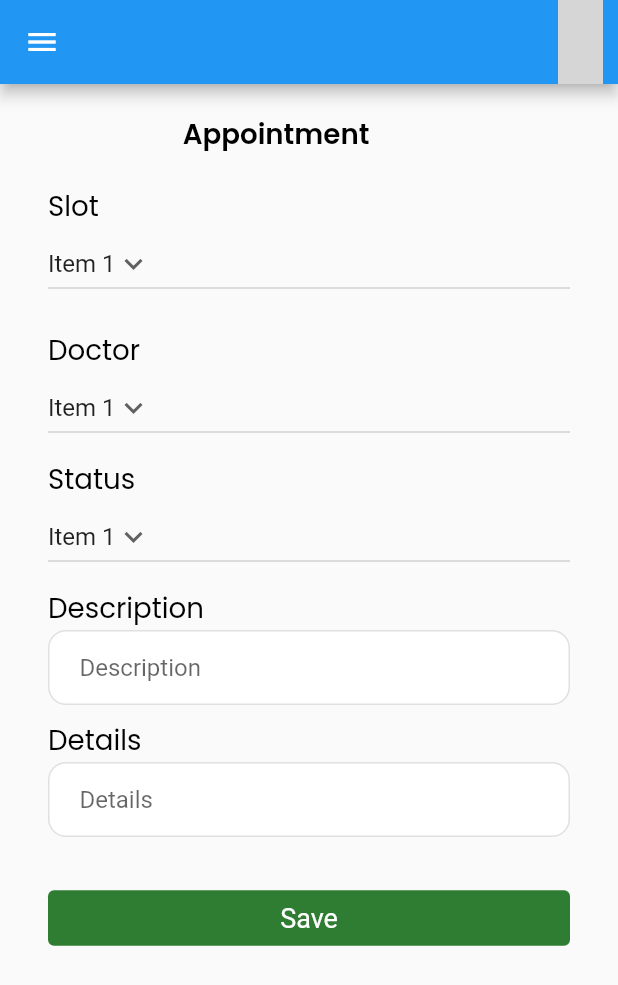
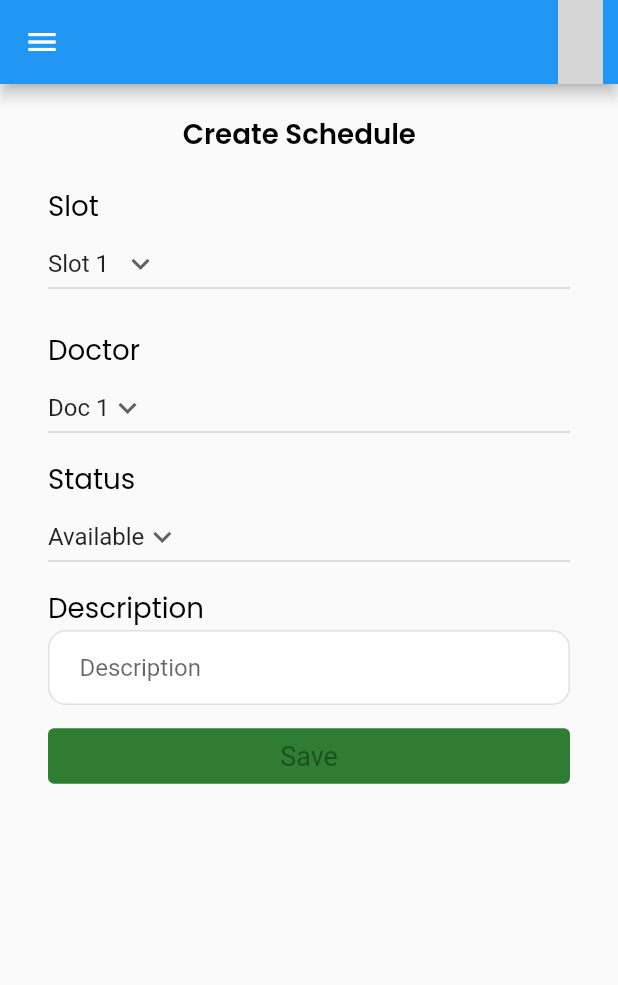
Before and after one commit to shaniyafernando/vet_me, a Flutter app: the CreateSchedule screen opened directly, on a phone screen of 412 x 824 dp. Shown: the top 985 px of the screen. Run offline on Flutter 3.47's test engine with Material 2 defaults, Android fonts, the phone set to English and light mode, and no system bars; our stand-ins replace cloud_firestore, dropdown_textfield, firebase_auth, firebase_core, get, google_fonts and 6 more; missing offline and left inert: dart:html, draggable_fab, flutter_advanced_avatar, geoflutterfire2; accounts and stored records are empty; statements that could not run were skipped; grey boxes are pictures that could not be loaded.

Commit message:
Schedule creator

```diff
--- /dev/null
+++ b/lib/repos/scheduleRepo.dart
@@ -0,0 +1,38 @@
+
+import 'package:cloud_firestore/cloud_firestore.dart';
+import 'package:get/get.dart';
+import 'package:flutter/material.dart';
+import 'package:mad_cw2_vet_me/controllers/WriteDoctor.dart';
+
+import '../models/slotModel.dart';
+
+
+class SlotRepo extends GetxController{
+  static SlotRepo get instance => Get.find();
+
+//  poiting the DB to firebase
+
+//  prive _db
+
+final _dbs = FirebaseFirestore.instance;
+
+createSlot(SlotModel slot)async{
+  await _dbs.collection("schedule").add(slot.toJson())
+      .whenComplete(() => Get.snackbar("Success", "Your slot has been created.",
+  snackPosition: SnackPosition.BOTTOM,
+  backgroundColor: Colors.green.withOpacity(0.1),
+  colorText: Colors.green),
+  )
+      .catchError((error, stackTrace){
+        Get.snackbar("Error", "Schedule creation failed",
+            snackPosition: SnackPosition.BOTTOM,
+            backgroundColor: Colors.redAccent.withOpacity(0.1),
+            colorText: Colors.red);
+        print(error.toString());
+
+
+  });
+}
+
+
+}
--- a/lib/screens/clinic/create-schedule.dart
+++ b/lib/screens/clinic/create-schedule.dart
@@ -1,3 +1,4 @@
+
 import 'package:flutter/material.dart';
 import '../../utils.dart';
 import '../widgets/profile-avatar.dart';
@@ -13,6 +14,11 @@
 }
 
 class _CreateScheduleState extends State<CreateSchedule> {
+   late String _slotNo;
+
+   final slotNo = TextEditingController();
+   final doctor = TextEditingController();
+
 
   //variables
   final TextEditingController _descriptionController = TextEditingController();
@@ -21,14 +27,26 @@
   bool ch1 = false;
   bool ch2 = false;
 
-  String dropdownvalue = 'Item 1';
-  var items = [
-    'Item 1',
-    'Item 2',
-    'Item 3',
-    'Item 4',
-    'Item 5',
+  final _formKey = GlobalKey<FormState>();
+
+  String dropdownvalue = 'Slot 1';
+  var slotItem = [
+    'Slot 1',
+    'Slot 2',
+    'Slot 3',
+    'Slot 4',
+    'Slot 6',
+    'Slot 7',
+    'Slot 8',
+    'Slot 9',
+    'Slot 10',
   ];
+
+  String dropDownDoc = 'Doc 1';
+  var docList = ['Doc 1', 'doc 2','Doc3'];
+
+  String statusDrop = 'Available';
+  var statusList = ['Available', 'pending', 'cancelld'];
 
 
   @override
@@ -56,10 +74,12 @@
             height: 20.0,
           ),
 
-          Container(
+          Form(
+            key: _formKey,
+            child: Container(
               margin: EdgeInsets.fromLTRB(85*fem, 0*fem, 0*fem, 0*fem),
               child: Text(
-              'Appointment',
+                'Create Schedule',
                 style: SafeGoogleFont (
                   'Poppins',
                   fontSize: 18*ffem,
@@ -68,12 +88,15 @@
                 ),
               ),
             ),
+          ),
           const SizedBox(
             height: 20.0,
           ),
 
+          //Slot ----------------------------
           Text(
             'Slot',
+
             style: SafeGoogleFont (
               'Poppins',
               fontSize: 18*ffem,
@@ -83,7 +106,7 @@
           DropdownButton(
               value: dropdownvalue,
               icon: const Icon(Icons.keyboard_arrow_down),
-              items: items.map((String items) {
+              items: slotItem.map((String items) {
                 return DropdownMenuItem(
                   value: items,
                   child: Text(items),
@@ -100,45 +123,8 @@
             height: 20.0,
           ),
 
-          // Text(
-          //   'Time',
-          //   style: SafeGoogleFont (
-          //     'Poppins',
-          //     fontSize: 18*ffem,
-          //     color: const Color(0xff000000),
-          //   ),
-          // ),
-          // Row(
-          //   children: [
-          //     Checkbox(
-          //       value: ch1,
-          //       onChanged: (val) {
-          //         setState(() {
-          //           ch1 = val!;
-          //         });
-          //       },
-          //     ),
-          //     const Text("09.00 - 12.00"),
-          //   ],
-          // ),
-          // Row(
-          //   children: [
-          //     Checkbox(
-          //       value: ch2,
-          //       onChanged: (val) {
-          //         setState(() {
-          //           ch2 = val!;
-          //         });
-          //       },
-          //     ),
-          //     const Text("13.00 - 15.00"),
-          //   ],
-          // ),
-          //
-          // const SizedBox(
-          //   height: 10.0,
-          // ),
 
+          ////Doctor ----------------------------
           Text(
             'Doctor',
             style: SafeGoogleFont (
@@ -148,17 +134,17 @@
             ),
           ),
           DropdownButton(
-              value: dropdownvalue,
+              value: dropDownDoc,
               icon: const Icon(Icons.keyboard_arrow_down),
-              items: items.map((String items) {
+              items: docList.map((String docList) {
                 return DropdownMenuItem(
-                  value: items,
-                  child: Text(items),
+                  value: docList,
+                  child: Text(docList),
                 );
               }).toList(),
-              onChanged: (String? newValue){
+              onChanged: (String? newDocValue){
                 setState(() {
-                  dropdownvalue = newValue!;
+                  dropDownDoc = newDocValue!;
                 });
               }
           ),
@@ -166,7 +152,7 @@
             height: 10.0,
           ),
 
-
+          ////Status ----------------------------
           Text(
             'Status',
             style: SafeGoogleFont (
@@ -176,23 +162,26 @@
             ),
           ),
           DropdownButton(
-              value: dropdownvalue,
+              value: statusDrop,
               icon: const Icon(Icons.keyboard_arrow_down),
-              items: items.map((String items) {
+              items: statusList.map((String statusList) {
                 return DropdownMenuItem(
-                  value: items,
-                  child: Text(items),
+                  value: statusList,
+                  child: Text(statusList),
                 );
               }).toList(),
-              onChanged: (String? newValue){
+              onChanged: (String? newStValue){
                 setState(() {
-                  dropdownvalue = newValue!;
+                  statusDrop = newStValue!;
                 });
               }
           ),
           const SizedBox(
             height: 10.0,
           ),
+
+
+          ////Description ----------------------------
 
           Text(
             'Description',
@@ -210,29 +199,31 @@
             height: 10.0,
           ),
 
-
-          Text(
-            'Details',
-            style: SafeGoogleFont (
-              'Poppins',
-              fontSize: 18*ffem,
-              color: const Color(0xff000000),
-            ),
-          ),
-          InputField(
-              hintText: "Details",
-              controller: _detailsController,
-              obscureText: false),
-          const SizedBox(
-            height: 30.0,
-          ),
+          //////Details ----------------------------
+          // Text(
+          //   'Details',
+          //   style: SafeGoogleFont (
+          //     'Poppins',
+          //     fontSize: 18*ffem,
+          //     color: const Color(0xff000000),
+          //   ),
+          // ),
+          // InputField(
+          //     hintText: "Details",
+          //     controller: _detailsController,
+          //     obscureText: false),
+          // const SizedBox(
+          //   height: 30.0,
+          // ),
 
           TextButton(
               style: TextButton.styleFrom(
                   foregroundColor: Colors.white,
                   backgroundColor: Colors.green.shade800,
                   textStyle: const TextStyle(fontSize: 18)),
-              onPressed: (){},
+              onPressed: (){
+                if (formKey.currentState!.validate())
+              },
               child: const Text('Save')
           ),
 
--- a/pubspec.yaml
+++ b/pubspec.yaml
@@ -44,7 +44,9 @@
   cupertino_icons: ^1.0.2
   draggable_fab: ^0.1.4
   image_picker: ^0.8.6
-  dropdown_textfield: ^1.0.7
+  get: ^4.6.5
+#  dropdown_textfield: ^1.0.7
+#  dropdown_formfield: ^0.1.4
 
 
 dev_dependencies:
```
Also changed, not shown: lib/controllers/slotController.dart (added, +8 -0 lines), lib/main.dart (+6 -1 lines), lib/models/slotModel.dart (added, +24 -0 lines), pubspec.lock, 2 other files. Lines whose indentation alone changed are shown as unchanged.
